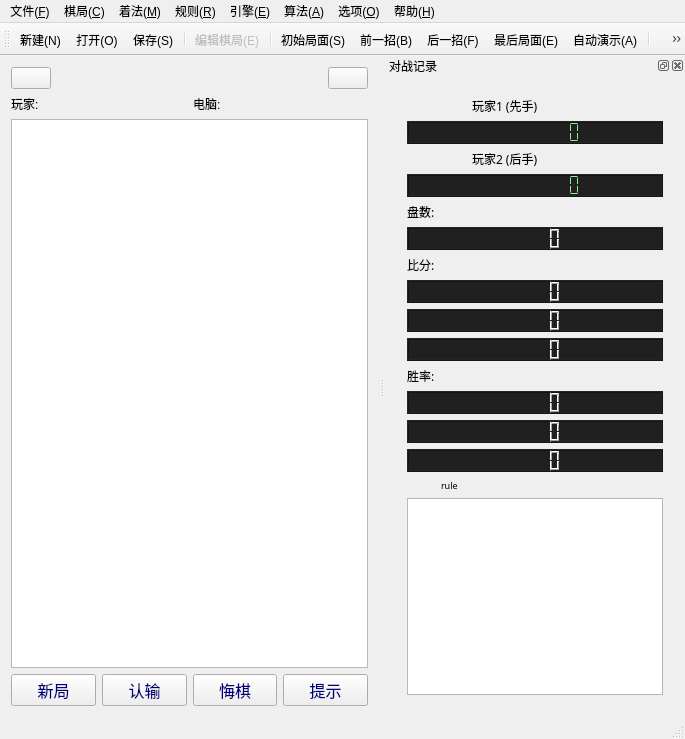
Before: the Qt Designer form gamewindow.ui in calcitem/Sanmill, drawn with Qt 5.
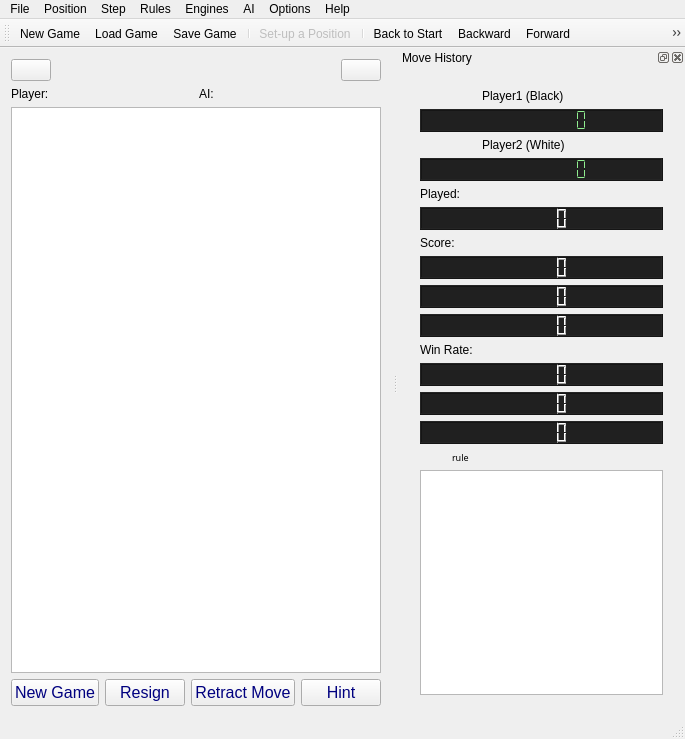
After: the same form once the commit is applied. Icons and pictures are not drawn. Custom widgets are drawn as their Qt base class.

Commit message: qt: Change display language from Chinese to English

Patch:
```diff
--- a/gamewindow.ui
+++ b/gamewindow.ui
@@ -68,14 +68,14 @@
       <item>
        <widget class="QLabel" name="label_2">
         <property name="text">
-         <string>玩家:</string>
+         <string>Player:</string>
         </property>
        </widget>
       </item>
       <item>
        <widget class="QLabel" name="label">
         <property name="text">
-         <string>电脑:</string>
+         <string>AI:</string>
         </property>
        </widget>
       </item>
@@ -112,7 +112,7 @@
        <widget class="QPushButton" name="pushButton_newGame">
         <property name="font">
          <font>
-          <family>黑体</family>
+          <family>Arial</family>
           <pointsize>12</pointsize>
          </font>
         </property>
@@ -120,7 +120,7 @@
          <string notr="true">color: rgb(0, 0, 127);</string>
         </property>
         <property name="text">
-         <string>新局</string>
+         <string>New Game</string>
         </property>
         <property name="icon">
          <iconset resource="gamewindow.qrc">
@@ -141,7 +141,7 @@
        <widget class="QPushButton" name="pushButton_resign">
         <property name="font">
          <font>
-          <family>黑体</family>
+          <family>Arial</family>
           <pointsize>12</pointsize>
          </font>
         </property>
@@ -149,7 +149,7 @@
          <string notr="true">color: rgb(0, 0, 127);</string>
         </property>
         <property name="text">
-         <string>认输</string>
+         <string>Resign</string>
         </property>
         <property name="icon">
          <iconset resource="gamewindow.qrc">
@@ -167,7 +167,7 @@
        <widget class="QPushButton" name="pushButton_retractMove">
         <property name="font">
          <font>
-          <family>黑体</family>
+          <family>Arial</family>
           <pointsize>12</pointsize>
          </font>
         </property>
@@ -175,7 +175,7 @@
          <string notr="true">color: rgb(0, 0, 127);</string>
         </property>
         <property name="text">
-         <string>悔棋</string>
+         <string>Retract Move</string>
         </property>
         <property name="icon">
          <iconset resource="gamewindow.qrc">
@@ -193,7 +193,7 @@
        <widget class="QPushButton" name="pushButton_hint">
         <property name="font">
          <font>
-          <family>黑体</family>
+          <family>Arial</family>
           <pointsize>12</pointsize>
           <strikeout>false</strikeout>
           <stylestrategy>PreferDefault</stylestrategy>
@@ -203,7 +203,7 @@
          <string notr="true">color: rgb(0, 0, 127);</string>
         </property>
         <property name="text">
-         <string>提示</string>
+         <string>Hint</string>
         </property>
         <property name="icon">
          <iconset resource="gamewindow.qrc">
@@ -232,7 +232,7 @@
    </property>
    <widget class="QMenu" name="menu_F">
     <property name="title">
-     <string>文件(&amp;F)</string>
+     <string>File</string>
     </property>
     <addaction name="actionNew_N"/>
     <addaction name="actionOpen_O"/>
@@ -243,7 +243,7 @@
    </widget>
    <widget class="QMenu" name="menu_C">
     <property name="title">
-     <string>棋局(&amp;C)</string>
+     <string>Position</string>
     </property>
     <addaction name="actionEdit_E"/>
     <addaction name="separator"/>
@@ -255,7 +255,7 @@
    </widget>
    <widget class="QMenu" name="menu_M">
     <property name="title">
-     <string>着法(&amp;M)</string>
+     <string>Step</string>
     </property>
     <addaction name="actionBegin_S"/>
     <addaction name="actionPrevious_B"/>
@@ -268,7 +268,7 @@
    </widget>
    <widget class="QMenu" name="menu_E">
     <property name="title">
-     <string>引擎(&amp;E)</string>
+     <string>Engines</string>
     </property>
     <addaction name="actionEngine_E"/>
     <addaction name="actionLocal_L"/>
@@ -282,7 +282,7 @@
    </widget>
    <widget class="QMenu" name="menu_O">
     <property name="title">
-     <string>选项(&amp;O)</string>
+     <string>Options</string>
     </property>
     <addaction name="actionSetting_O"/>
     <addaction name="separator"/>
@@ -299,7 +299,7 @@
    </widget>
    <widget class="QMenu" name="menu_H">
     <property name="title">
-     <string>帮助(&amp;H)</string>
+     <string>Help</string>
     </property>
     <addaction name="actionViewHelp_V"/>
     <addaction name="actionWeb_W"/>
@@ -307,7 +307,7 @@
    </widget>
    <widget class="QMenu" name="menu_R">
     <property name="title">
-     <string>规则(&amp;R)</string>
+     <string>Rules</string>
     </property>
     <addaction name="separator"/>
     <addaction name="actionLimited_T"/>
@@ -315,7 +315,7 @@
    </widget>
    <widget class="QMenu" name="menu_A">
     <property name="title">
-     <string>算法(&amp;A)</string>
+     <string>AI</string>
     </property>
     <addaction name="actionIDS_I"/>
     <addaction name="actionDepthExtension_D"/>
@@ -381,7 +381,7 @@
     <set>Qt::AllDockWidgetAreas</set>
    </property>
    <property name="windowTitle">
-    <string>对战记录</string>
+    <string>Move History</string>
    </property>
    <attribute name="dockWidgetArea">
     <number>2</number>
@@ -452,12 +452,12 @@
              </property>
              <property name="font">
               <font>
-               <family>微软雅黑</family>
+               <family>Arial</family>
                <pointsize>9</pointsize>
               </font>
              </property>
              <property name="text">
-              <string>玩家1 (先手)</string>
+              <string>Player1 (Black)</string>
              </property>
             </widget>
            </item>
@@ -533,12 +533,12 @@
              </property>
              <property name="font">
               <font>
-               <family>微软雅黑</family>
+               <family>Arial</family>
                <pointsize>9</pointsize>
               </font>
              </property>
              <property name="text">
-              <string>玩家2 (后手)</string>
+              <string>Player2 (White)</string>
              </property>
             </widget>
            </item>
@@ -576,12 +576,12 @@
           <widget class="QLabel" name="labelGamesPlayed">
            <property name="font">
             <font>
-             <family>黑体</family>
+             <family>Arial</family>
              <pointsize>9</pointsize>
             </font>
            </property>
            <property name="text">
-            <string>盘数:</string>
+            <string>Played:</string>
            </property>
           </widget>
          </item>
@@ -611,12 +611,12 @@
           <widget class="QLabel" name="labelScore">
            <property name="font">
             <font>
-             <family>黑体</family>
+             <family>Arial</family>
              <pointsize>9</pointsize>
             </font>
            </property>
            <property name="text">
-            <string>比分:</string>
+            <string>Score:</string>
            </property>
           </widget>
          </item>
@@ -684,12 +684,12 @@
           <widget class="QLabel" name="labelWinningRate">
            <property name="font">
             <font>
-             <family>黑体</family>
+             <family>Arial</family>
              <pointsize>9</pointsize>
             </font>
            </property>
            <property name="text">
-            <string>胜率:</string>
+            <string>Win Rate:</string>
            </property>
           </widget>
          </item>
@@ -803,7 +803,7 @@
      <normaloff>:/icon/resources/icon/DocumentHS.png</normaloff>:/icon/resources/icon/DocumentHS.png</iconset>
    </property>
    <property name="text">
-    <string>新建(&amp;N)</string>
+    <string>New Game</string>
    </property>
    <property name="statusTip">
     <string/>
@@ -818,7 +818,7 @@
      <normaloff>:/icon/resources/icon/OpenHS.png</normaloff>:/icon/resources/icon/OpenHS.png</iconset>
    </property>
    <property name="text">
-    <string>打开(&amp;O)...</string>
+    <string>Load Game...</string>
    </property>
    <property name="shortcut">
     <string>Ctrl+O</string>
@@ -830,7 +830,7 @@
      <normaloff>:/icon/resources/icon/SaveHS.png</normaloff>:/icon/resources/icon/SaveHS.png</iconset>
    </property>
    <property name="text">
-    <string>保存(&amp;S)</string>
+    <string>Save Game...</string>
    </property>
    <property name="shortcut">
     <string>Ctrl+S</string>
@@ -859,7 +859,7 @@
      <normaloff>:/icon/resources/icon/EditTableHS.png</normaloff>:/icon/resources/icon/EditTableHS.png</iconset>
    </property>
    <property name="text">
-    <string>编辑棋局(&amp;E)</string>
+    <string>Set-up a Position</string>
    </property>
   </action>
   <action name="actionFlip_F">
@@ -925,7 +925,7 @@
      <normaloff>:/icon/resources/icon/First.png</normaloff>:/icon/resources/icon/First.png</iconset>
    </property>
    <property name="text">
-    <string>初始局面(&amp;S)</string>
+    <string>Back to Start</string>
    </property>
    <property name="toolTip">
     <string>初始局面(S)</string>
@@ -940,7 +940,7 @@
      <normaloff>:/icon/resources/icon/Previous.png</normaloff>:/icon/resources/icon/Previous.png</iconset>
    </property>
    <property name="text">
-    <string>前一招(&amp;B)</string>
+    <string>Backward</string>
    </property>
    <property name="shortcut">
     <string>Ctrl+Left</string>
@@ -952,7 +952,7 @@
      <normaloff>:/icon/resources/icon/Next.png</normaloff>:/icon/resources/icon/Next.png</iconset>
    </property>
    <property name="text">
-    <string>后一招(&amp;F)</string>
+    <string>Forward</string>
    </property>
    <property name="toolTip">
     <string>后一招(F)</string>
@@ -967,7 +967,7 @@
      <normaloff>:/icon/resources/icon/Last.png</normaloff>:/icon/resources/icon/Last.png</iconset>
    </property>
    <property name="text">
-    <string>最后局面(&amp;E)</string>
+    <string>Forward to End</string>
    </property>
    <property name="shortcut">
     <string>Ctrl+Down</string>
@@ -982,7 +982,7 @@
      <normaloff>:/icon/resources/icon/Play.png</normaloff>:/icon/resources/icon/Play.png</iconset>
    </property>
    <property name="text">
-    <string>自动演示(&amp;A)</string>
+    <string>Replay</string>
    </property>
    <property name="toolTip">
     <string>自动演示(A)</string>
@@ -1020,7 +1020,7 @@
      <normaloff>:/icon/resources/icon/FullScreenHS.png</normaloff>:/icon/resources/icon/FullScreenHS.png</iconset>
    </property>
    <property name="text">
-    <string>本机对战(&amp;L)</string>
+    <string>Play Locally</string>
    </property>
    <property name="toolTip">
     <string>本机对战(L)</string>
@@ -1038,7 +1038,7 @@
      <normaloff>:/icon/resources/icon/Web.png</normaloff>:/icon/resources/icon/Web.png</iconset>
    </property>
    <property name="text">
-    <string>网络对战(&amp;I)</string>
+    <string>Play via Network</string>
    </property>
    <property name="toolTip">
     <string>网络对战(I)</string>
@@ -1068,7 +1068,7 @@
      <normaloff>:/icon/resources/icon/Black.png</normaloff>:/icon/resources/icon/Black.png</iconset>
    </property>
    <property name="text">
-    <string>电脑执先手(&amp;T)</string>
+    <string>AI Moves First</string>
    </property>
    <property name="toolTip">
     <string>电脑执先手(T)</string>
@@ -1083,7 +1083,7 @@
      <normaloff>:/icon/resources/icon/White.png</normaloff>:/icon/resources/icon/White.png</iconset>
    </property>
    <property name="text">
-    <string>电脑执后手(&amp;R)</string>
+    <string>AI Moves Second</string>
    </property>
    <property name="toolTip">
     <string>电脑执白(R)</string>
```
Left out of the diff: 89 changed lines with no effect on the pictures. The commit also changes 2 other files.
